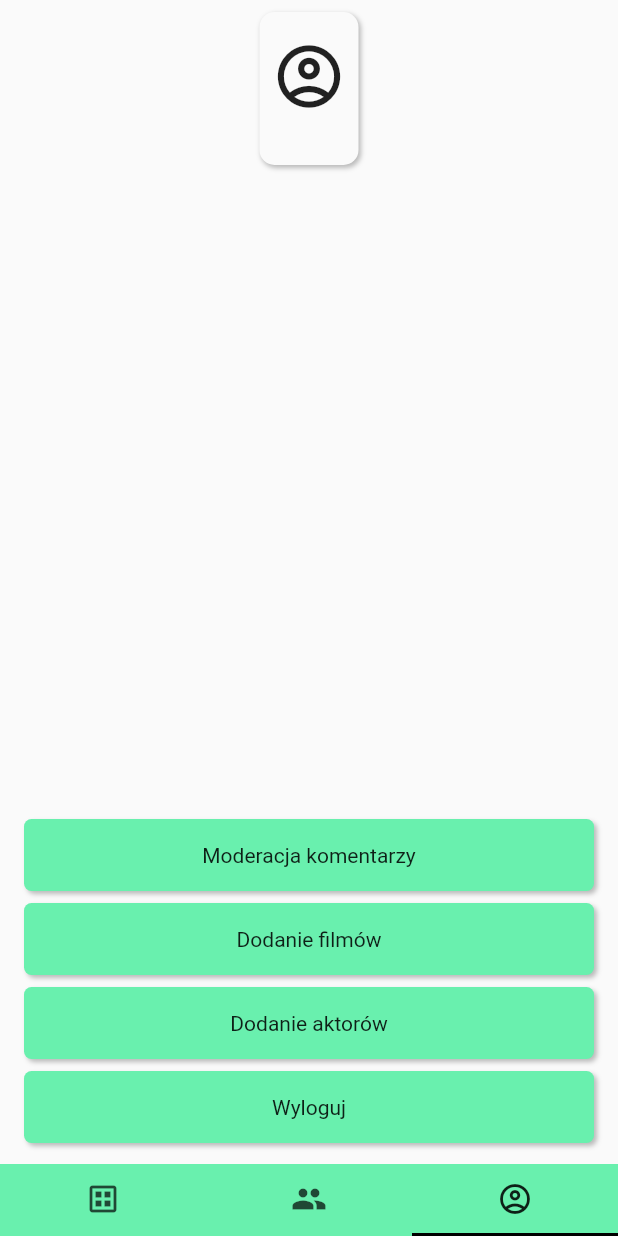
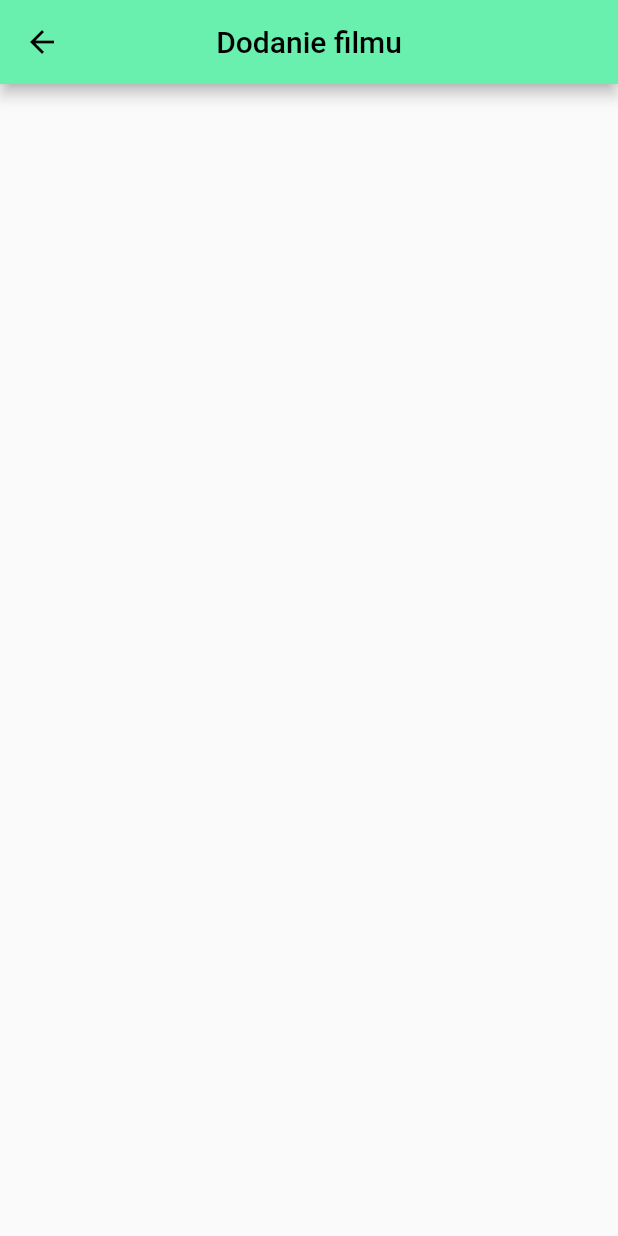
Before and after one commit to DimaGolt/Bazy_danych_2, a Flutter app: the HomeScreen screen opened by its route, item 3 of the bottom bar chosen, after a tap on "Dodanie filmów", on a phone screen of 412 x 824 dp. Run offline on Flutter 3.47's test engine with Material 2 defaults, Android fonts, the light colour scheme and no system bars; our stand-ins replace auto_route; missing offline and left inert: mysql_client; accounts and stored records are empty.

Commit message:
add moderator screens

```diff
--- a/lib/routing/app_router.dart
+++ b/lib/routing/app_router.dart
@@ -1,5 +1,8 @@
 import 'package:auto_route/auto_route.dart';
+import 'package:bazy_flutter/ui/screens/add_actor_screen.dart';
+import 'package:bazy_flutter/ui/screens/add_film_screen.dart';
 import 'package:bazy_flutter/ui/screens/home_screen.dart';
+import 'package:bazy_flutter/ui/screens/moderate_comments_screen.dart';
 import 'package:bazy_flutter/ui/screens/register_screen.dart';
 import 'package:flutter/cupertino.dart';
 
@@ -19,6 +22,9 @@ part 'app_router.gr.dart';
   AutoRoute(page: HomeScreen),
   AutoRoute(page: FilmScreen),
   AutoRoute(page: PersonScreen),
+  AutoRoute(page: ModerateCommentsScreen),
+  AutoRoute(page: AddActorScreen),
+  AutoRoute(page: AddFilmScreen),
   // AutoRoute(page: DeveloperScreen),
 ])
 
--- /dev/null
+++ b/lib/ui/screens/add_film_screen.dart
@@ -0,0 +1,21 @@
+import 'package:flutter/material.dart';
+
+class AddFilmScreen extends StatefulWidget {
+  const AddFilmScreen({Key? key}) : super(key: key);
+
+  @override
+  State<AddFilmScreen> createState() => _AddFilmScreenState();
+}
+
+class _AddFilmScreenState extends State<AddFilmScreen> {
+  @override
+  Widget build(BuildContext context) {
+    return Scaffold(
+      appBar: AppBar(
+        title: const Text('Dodanie filmu'),
+        centerTitle: true,
+      ),
+      body: Container(),
+    );
+  }
+}
--- a/lib/ui/screens/home_screen.dart
+++ b/lib/ui/screens/home_screen.dart
@@ -177,15 +177,19 @@ class _HomeScreenState extends State<HomeScreen> {
           mainAxisSize: MainAxisSize.max,
           mainAxisAlignment: MainAxisAlignment.start,
           children: [
-            if (_user != null && _user?.accessLevel == 0) ...const [
+            if (_user != null && _user?.accessLevel == 0) ...[
               ExpandedButton(
                 text: 'Moderacja komentarzy',
+                onTap: () =>
+                    context.router.push(const ModerateCommentsScreenRoute()),
               ),
               ExpandedButton(
                 text: 'Dodanie filmów',
+                onTap: () => context.router.push(const AddFilmScreenRoute()),
               ),
               ExpandedButton(
                 text: 'Dodanie aktorów',
+                onTap: () => context.router.push(const AddActorScreenRoute()),
               )
             ],
             ExpandedButton(
```
Also changed, not shown: lib/ui/screens/add_actor_screen.dart (added, +21 -0 lines), lib/ui/screens/moderate_comments_screen.dart (added, +21 -0 lines), lib/routing/app_router.gr.dart.
